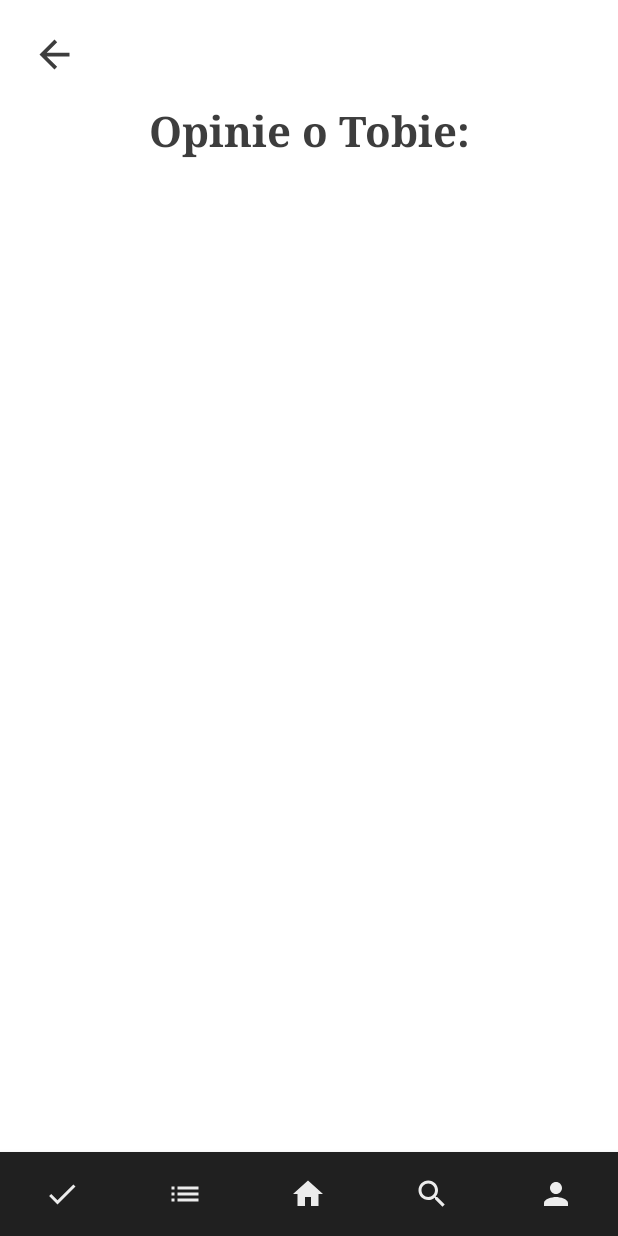
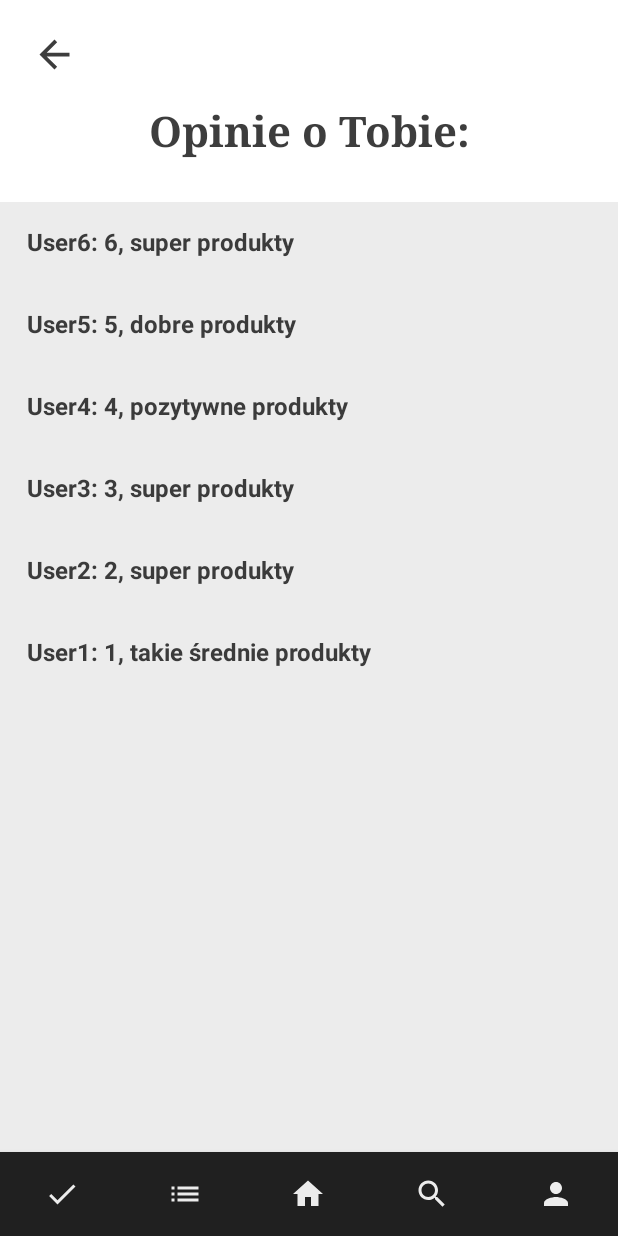
Before and after one commit to Wojw99/bizarro-app, an Android app built with Jetpack Compose: the SeeYourOpinionsScreen screen opened through its navigation route, on a phone screen of 412 x 824 dp. Run offline under Robolectric (Android 15) with nearby library versions, the phone set to English and light mode, and no system bars; our stand-ins replace Dagger/Hilt's generated code.

Commit message:
Some fixes

```diff
--- a/app/src/main/java/com/example/bizarro/ui/MainActivity.kt
+++ b/app/src/main/java/com/example/bizarro/ui/MainActivity.kt
@@ -3,6 +3,7 @@ package com.example.bizarro.ui
 import android.os.Bundle
 import androidx.activity.ComponentActivity
 import androidx.activity.compose.setContent
+import androidx.compose.foundation.ExperimentalFoundationApi
 import androidx.compose.foundation.clickable
 import androidx.compose.foundation.layout.padding
 import androidx.compose.material.Icon
@@ -32,6 +33,7 @@ class MainActivity : ComponentActivity() {
     @Inject
     lateinit var appState: AppState
 
+    @ExperimentalFoundationApi
     @ExperimentalComposeUiApi
     override fun onCreate(savedInstanceState: Bundle?) {
         super.onCreate(savedInstanceState)
--- a/app/src/main/java/com/example/bizarro/ui/NavGraph.kt
+++ b/app/src/main/java/com/example/bizarro/ui/NavGraph.kt
@@ -1,5 +1,6 @@
 package com.example.bizarro.ui
 
+import androidx.compose.foundation.ExperimentalFoundationApi
 import androidx.compose.runtime.Composable
 import androidx.compose.ui.ExperimentalComposeUiApi
 import androidx.navigation.NavHostController
@@ -15,6 +16,7 @@ import com.example.bizarro.ui.screens.search.SearchScreen
 import com.example.bizarro.ui.screens.user_profile.*
 import com.example.bizarro.ui.screens.user_record_list.UserRecordListScreen
 
+@ExperimentalFoundationApi
 @ExperimentalComposeUiApi
 @Composable
 fun NavGraph(
--- a/app/src/main/java/com/example/bizarro/ui/screens/user_profile/SeeYourOpinionsScreen.kt
+++ b/app/src/main/java/com/example/bizarro/ui/screens/user_profile/SeeYourOpinionsScreen.kt
@@ -1,7 +1,9 @@
 package com.example.bizarro.ui.screens.user_profile
 
+import androidx.compose.foundation.ExperimentalFoundationApi
 import androidx.compose.foundation.background
 import androidx.compose.foundation.layout.*
+import androidx.compose.foundation.lazy.LazyColumn
 import androidx.compose.material.Icon
 import androidx.compose.material.IconButton
 import androidx.compose.material.MaterialTheme
@@ -12,13 +14,16 @@ import androidx.compose.runtime.Composable
 import androidx.compose.ui.Alignment
 import androidx.compose.ui.Modifier
 import androidx.compose.ui.graphics.Color
+import androidx.compose.ui.text.font.FontWeight
 import androidx.compose.ui.unit.dp
 import androidx.hilt.navigation.compose.hiltViewModel
 import androidx.navigation.NavController
 import com.example.bizarro.ui.Screen
 import com.example.bizarro.ui.screens.user_profile.other_user_profile.OtherUserViewModel
+import com.example.bizarro.ui.theme.kLightGray
 
 
+@ExperimentalFoundationApi
 @Composable
 fun SeeYourOpinionsScreen(navController: NavController,
                           viewModel: UserProfileViewModel = hiltViewModel()
@@ -36,6 +41,13 @@ fun SeeYourOpinionsScreen(navController: NavController,
             style = MaterialTheme.typography.caption)
 
 
+        Spacer(modifier = Modifier.height(30.dp))
+
+        LoggedUserOpinionsList()
+
+        Spacer(modifier = Modifier.height(30.dp))
+
+
     }
 
 
@@ -46,12 +58,9 @@ fun SeeYourOpinionsScreen(navController: NavController,
 fun HeaderSectionSeeOpinionUserProfile(navController: NavController)
 {
     Box(
-
         modifier = Modifier
             .fillMaxWidth()
             .padding(12.dp)){
-
-
         IconButton(
             onClick = {
                 navController.navigate(route = Screen.UserProfile.route)
@@ -64,9 +73,40 @@ fun HeaderSectionSeeOpinionUserProfile(navController: NavController)
                 Modifier.size(30.dp)
             )
         }
+    }
+}
+
+@ExperimentalFoundationApi
+@Composable
+fun LoggedUserOpinionsList(
+    viewModel: UserProfileViewModel = hiltViewModel(),
+    modifier: Modifier = Modifier,
+)
+{
+    LazyColumn(
+        modifier = Modifier
+            .fillMaxSize()
+            .background(kLightGray)
+    ){
+
+        val opinionList = viewModel.opinionsLoggedUser.value
+        val opinionListCount = opinionList.size
 
 
+        opinionList.forEach{
+                item ->
+            stickyHeader {
+                Text(
+                    modifier = Modifier
+                        .fillMaxWidth()
+                        .padding(18.dp),
 
+                    text = item,
+                    fontWeight = FontWeight.Bold
+                )
+            }
+
+        }
 
     }
 }
--- a/app/src/main/java/com/example/bizarro/ui/screens/user_profile/UserProfileScreen.kt
+++ b/app/src/main/java/com/example/bizarro/ui/screens/user_profile/UserProfileScreen.kt
@@ -72,8 +72,8 @@ fun UserProfileScreen(
 
         Button(
             onClick ={
-                //navController.navigate(route = Screen.SeeYourOpinionsScreen.route)
-                Toast.makeText(context, viewModel.nameUser, Toast.LENGTH_SHORT).show()
+                navController.navigate(route = Screen.SeeYourOpinionsScreen.route)
+                //Toast.makeText(context, viewModel.nameUser, Toast.LENGTH_SHORT).show()
 
                      },
             Modifier.size(width = 180.dp, height = 40.dp),
--- a/app/src/main/java/com/example/bizarro/ui/screens/user_profile/UserProfileViewModel.kt
+++ b/app/src/main/java/com/example/bizarro/ui/screens/user_profile/UserProfileViewModel.kt
@@ -27,6 +27,17 @@ class UserProfileViewModel @Inject constructor(
     var userDescription by mutableStateOf("Użytkownik zajmujący się głównie sprzedażą rowerów sportowych oraz górskich")
 
 
+    val opinionsLoggedUser= mutableStateOf(listOf(
+        "User6: 6, super produkty",
+        "User5: 5, dobre produkty",
+        "User4: 4, pozytywne produkty",
+        "User3: 3, super produkty",
+        "User2: 2, super produkty",
+        "User1: 1, takie średnie produkty"
+    ),
+
+        )
+
     fun updateName(name: String)
     {
         viewModelScope.launch{
--- a/app/src/main/java/com/example/bizarro/ui/screens/user_profile/other_user_profile/AddOpinionScreen.kt
+++ b/app/src/main/java/com/example/bizarro/ui/screens/user_profile/other_user_profile/AddOpinionScreen.kt
@@ -195,10 +195,10 @@ fun RadioButtonDemo(
 
                     when {
                         selectedReview.value=="" -> {
-                            Toast.makeText(context, "Mark is required", Toast.LENGTH_SHORT).show()
+                            Toast.makeText(context, "Ocena jest wymagana", Toast.LENGTH_SHORT).show()
                         }
                         textOpinion == "" -> {
-                            Toast.makeText(context, "Commentary is required", Toast.LENGTH_SHORT).show()
+                            Toast.makeText(context, "Komentarz jest wymagany", Toast.LENGTH_SHORT).show()
                         }
                         else -> {
                             fullOpinion = "${selectedReview.value} $textOpinion"
```
Also changed, not shown: app/src/main/java/com/example/bizarro/ui/screens/authenticate/SignInScreen.kt (+8 -8 lines), app/src/main/java/com/example/bizarro/ui/screens/authenticate/SignUpScreen.kt (+13 -10 lines), app/src/main/java/com/example/bizarro/ui/screens/user_profile/settings/SettingsScreen.kt (+6 -6 lines).
